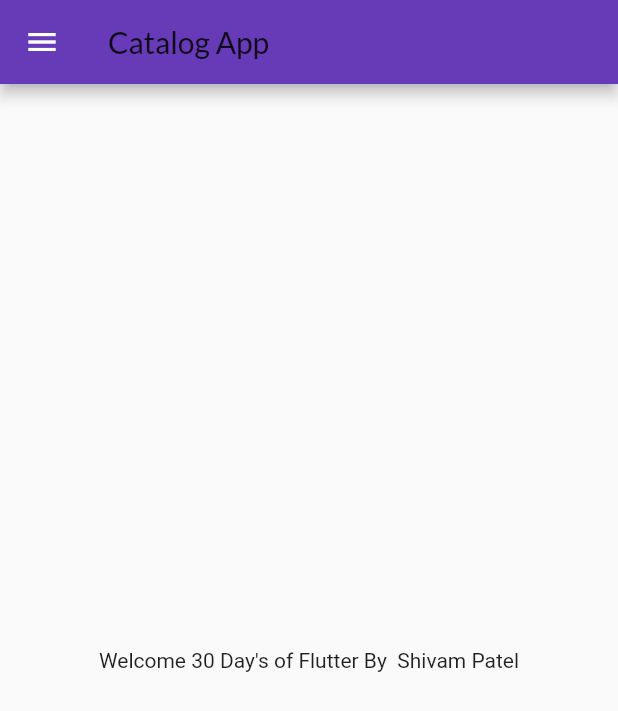
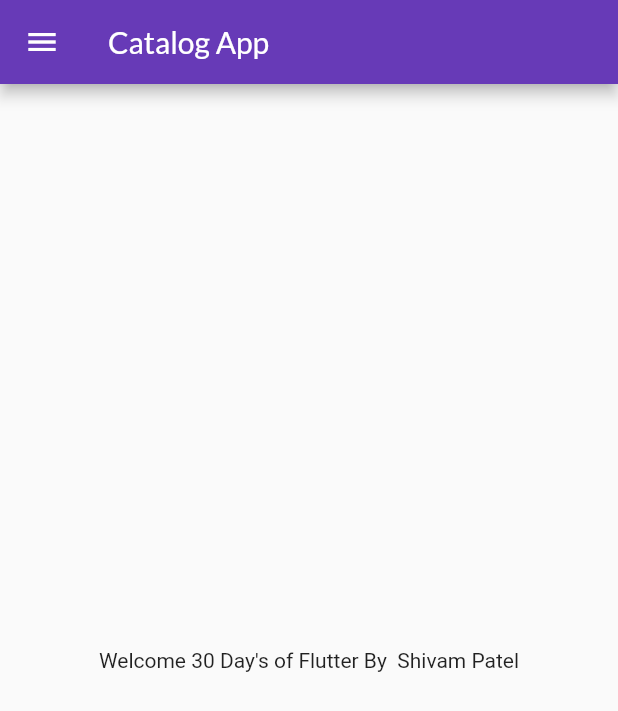
Before and after one commit to ShaimPatel/Catalog, a Flutter app: the HomePage screen opened by its route, on a phone screen of 412 x 824 dp. Shown: the top 711 px of the screen. Run offline on Flutter 3.47's test engine with Material 2 defaults, Android fonts, the phone set to English and light mode, and no system bars; our stand-ins replace google_fonts.

Commit message:
Is Completed Day4

```diff
--- a/lib/main.dart
+++ b/lib/main.dart
@@ -18,7 +18,7 @@ class MyApp extends StatelessWidget {
         primarySwatch: Colors.deepPurple,
         primaryTextTheme: GoogleFonts.latoTextTheme(),
       ),
-      initialRoute: "/home",
+      initialRoute: "/login",
       routes: {
         "/home": (context) => HomePage(),
         "/login": (context) => LoginPage(),
--- a/lib/pages/home_page.dart
+++ b/lib/pages/home_page.dart
@@ -7,7 +7,12 @@ class HomePage extends StatelessWidget {
     final String name = "Shivam Patel";
     return Scaffold(
       appBar: AppBar(
-        title: Text("Catalog App"),
+        title: Text(
+          "Catalog App",
+          style: TextStyle(
+            color: Colors.white,
+          ),
+        ),
       ),
       body: Center(
         child: Text(
```
Also changed, not shown: lib/pages/login_page.dart (+35 -1 lines).
